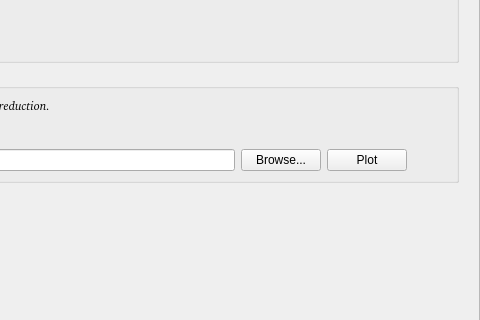
Before: the Qt Designer form Code/Mantid/scripts/Interface/ui/sans/hfir_instrument.ui in mantidproject/mantid, drawn with Qt 5; both pictures show x 546 to 1026 and y 434 to 754 of the 1026 by 1152 pixel window.
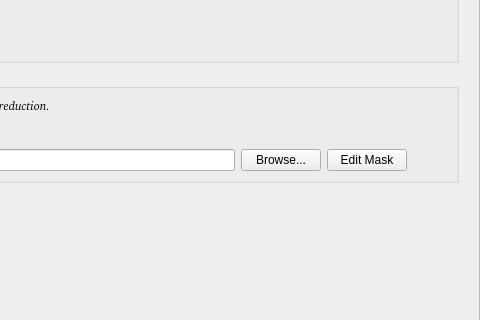
After: the same form once the commit is applied.

The edit to the form file:
```diff
--- a/Code/Mantid/scripts/Interface/ui/sans/hfir_instrument.ui
+++ b/Code/Mantid/scripts/Interface/ui/sans/hfir_instrument.ui
@@ -1138,7 +1138,7 @@
               <item>
                <widget class="QPushButton" name="mask_plot_button">
                 <property name="text">
-                 <string>Plot</string>
+                 <string>Edit Mask</string>
                 </property>
                </widget>
               </item>
```
Left out of the diff: 12 changed lines with no effect on the pictures.
